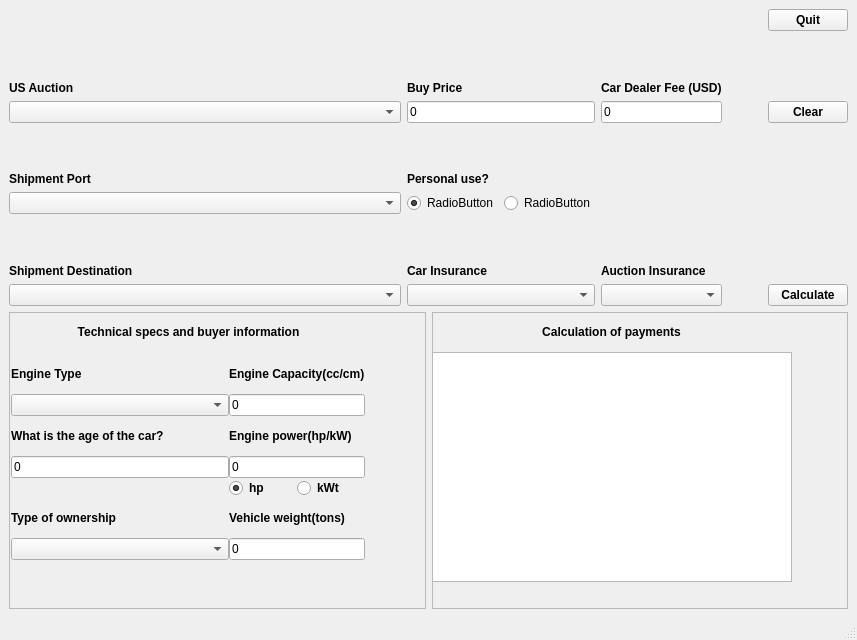
This is mainwindow.ui in C0nstanta/manheim as Qt 5 draws it before an edit. The edited form follows.
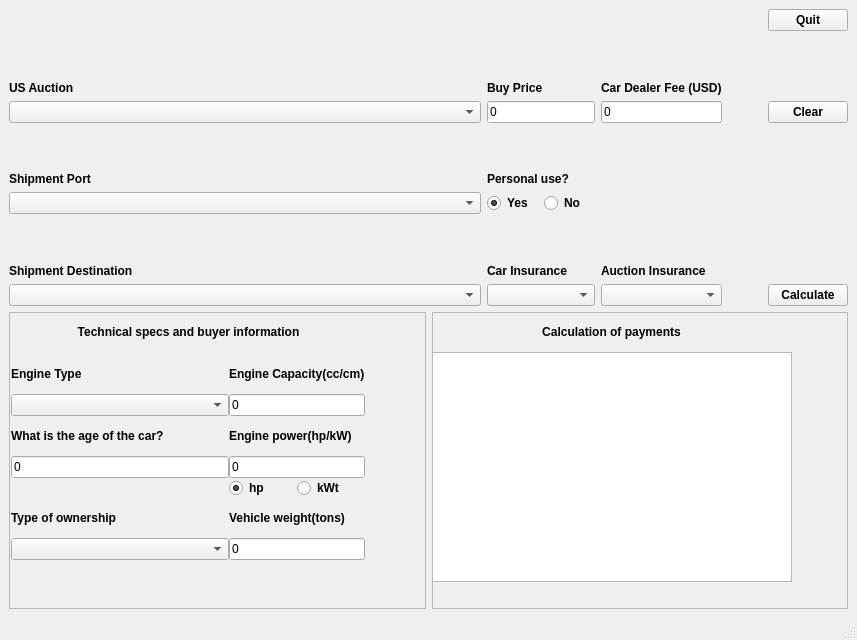
This is the edited form.

The edit to the form file:
```diff
--- a/mainwindow.ui
+++ b/mainwindow.ui
@@ -285,9 +285,14 @@
       <item row="5" column="1">
        <layout class="QGridLayout" name="gridLayout_radiobuttons">
         <item row="0" column="0">
-         <widget class="QRadioButton" name="radioButton_2">
+         <widget class="QRadioButton" name="RB_PersUse_Yes">
+          <property name="font">
+           <font>
+            <bold>true</bold>
+           </font>
+          </property>
           <property name="text">
-           <string>RadioButton</string>
+           <string>Yes</string>
           </property>
           <property name="checked">
            <bool>true</bool>
@@ -295,9 +300,14 @@
          </widget>
         </item>
         <item row="0" column="1">
-         <widget class="QRadioButton" name="radioButton">
+         <widget class="QRadioButton" name="RB_PersUse_No">
+          <property name="font">
+           <font>
+            <bold>true</bold>
+           </font>
+          </property>
           <property name="text">
-           <string>RadioButton</string>
+           <string>No</string>
           </property>
          </widget>
         </item>
```
